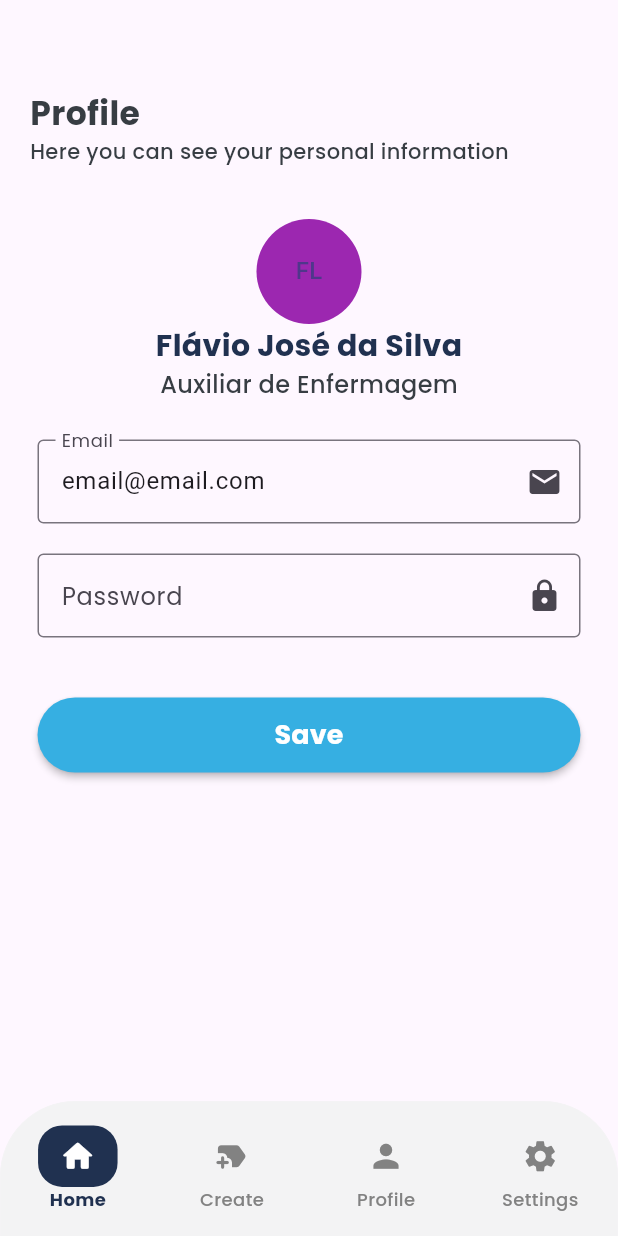
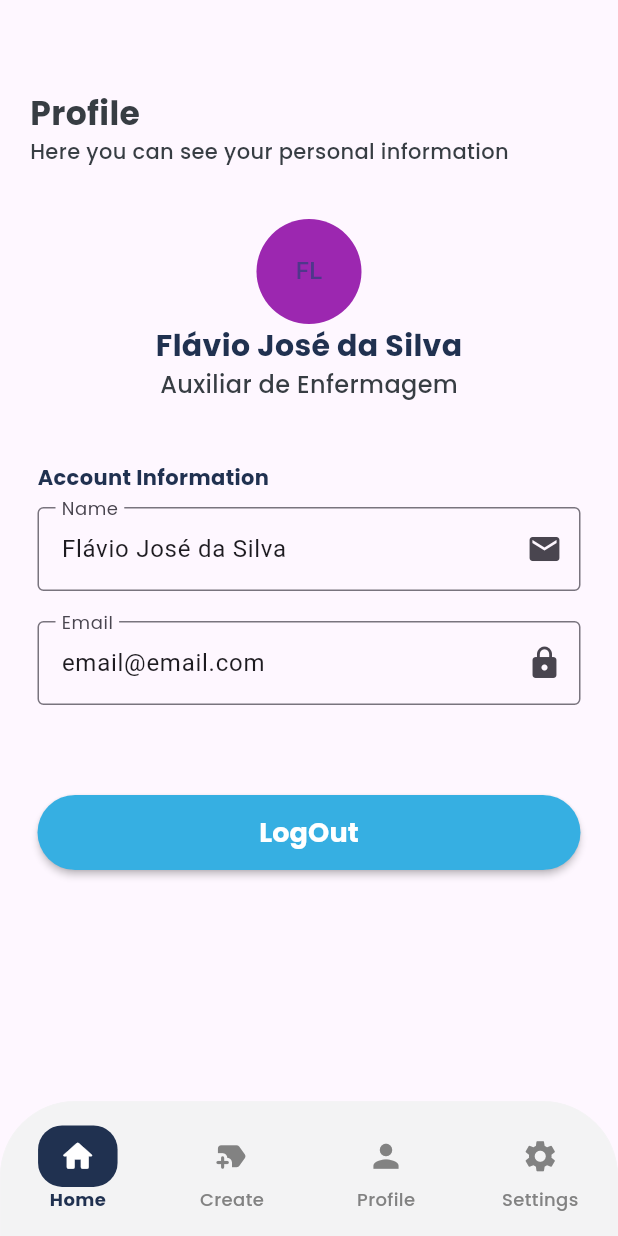
Before and after one commit to Inteli-College/2024-1B-T02-EC10-G04, a Flutter app: the ProfilePage screen opened by its route, on a phone screen of 412 x 824 dp. Run offline on Flutter 3.47's test engine with Material 3 defaults, Android fonts, the phone set to English and light mode, and no system bars; our stand-ins replace smooth_page_indicator.

Commit message:
feat: :sparkles: edit profile page and create settings page

```diff
--- a/mobile/lib/main.dart
+++ b/mobile/lib/main.dart
@@ -8,6 +8,7 @@ import 'package:mobile/pages/logo_page.dart';
 import 'package:mobile/pages/onboarding_page.dart';
 import 'package:mobile/pages/signup_page.dart';
 import 'package:mobile/pages/profile_page.dart';
+import 'package:mobile/pages/settings_page.dart';
 
 void main() {
   runApp(const HomeScreen());
@@ -34,7 +35,8 @@ class HomeScreen extends StatelessWidget {
           '/profile': (context) => const ProfilePage(
                 name: 'Flávio José da Silva',
                 role: 'Auxiliar de Enfermagem',
-                email: 'email@email.com',)
+                email: 'email@email.com',),
+          '/settings': (context) => const SettingsPage(),
         },
       ),
     );
--- a/mobile/lib/pages/profile_page.dart
+++ b/mobile/lib/pages/profile_page.dart
@@ -23,30 +23,10 @@ class ProfilePage extends StatefulWidget {
 }
 
 class _ProfilePageState extends State<ProfilePage> {
-  late TextEditingController _emailController = TextEditingController();
-  late TextEditingController _passwordController = TextEditingController();
-  bool _showContainer = false;
-
-  @override
-  void initState() {
-    super.initState();
-    _emailController = TextEditingController(text: widget.email);
-    _passwordController = TextEditingController();
-    _passwordController.addListener(_onTextChanged);
-  }
-
-  @override
-  void dispose() {
-    _emailController.dispose();
-    _passwordController.dispose();
-    super.dispose();
-  }
-
-  void _onTextChanged() {
-    setState(() {
-      _showContainer = _passwordController.text.isNotEmpty;
-    });
-  }
+  late TextEditingController _nameController =
+      TextEditingController(text: widget.name);
+  late TextEditingController _emailController =
+      TextEditingController(text: widget.email);
 
   @override
   Widget build(BuildContext context) {
@@ -83,7 +63,7 @@ class _ProfilePageState extends State<ProfilePage> {
                   )),
             ),
             Container(
-              padding: const  EdgeInsets.only(top: 20.0),
+              padding: const EdgeInsets.only(top: 20.0),
               child: Column(
                 children: [
                   const CircleAvatar(
@@ -110,68 +90,50 @@ class _ProfilePageState extends State<ProfilePage> {
                 ],
               ),
             ),
+            const Padding(
+              padding: const EdgeInsets.only(left: 25.0, top: 40.0),
+              child: Align(
+                alignment: Alignment.centerLeft,
+                child: Text(
+                  'Account Information',
+                  style: TextStyle(
+                    color: AppColors.primary,
+                    fontSize: 14,
+                    fontWeight: FontWeight.bold,
+                    fontFamily: 'Poppins',
+                  ),
+                ),
+              ),
+            ),
             Padding(
-              padding: const EdgeInsets.all(25.0),
+              padding:
+                  const EdgeInsets.only(left: 25.0, right: 25.0, top: 10.0),
               child: Column(
                 children: [
                   InputText(
+                    enabled: false,
                     icon: const Icon(Icons.email),
+                    label: 'Name',
+                    controller: _nameController,
+                  ),
+                  const SizedBox(height: 20.0),
+                  InputText(
+                    enabled: false,
+                    icon: const Icon(Icons.lock),
                     label: 'Email',
                     controller: _emailController,
                   ),
-                  const SizedBox(height: 20.0),
-                  InputText(
-                    icon: const Icon(Icons.lock),
-                    label: 'Password',
-                    controller: _passwordController,
-                  ),
-                  const SizedBox(height: 20.0),
-                  _showContainer
-                      ? Align(
-                          alignment: Alignment.centerLeft,
-                          child: Column(
-                            crossAxisAlignment: CrossAxisAlignment.start,
-                            children: [
-                              PasswordRule(
-                                expression: r'[A-Z]',
-                                label: '1 uppercase letter',
-                                text: _passwordController.text,
-                              ),
-                              PasswordRule(
-                                expression: r'[a-z]',
-                                label: '1 lowercase letter',
-                                text: _passwordController.text,
-                              ),
-                              PasswordRule(
-                                expression: r'[0-9]',
-                                label: '1 number',
-                                text: _passwordController.text,
-                              ),
-                              PasswordRule(
-                                expression: r'[!@#$%^&*(),.?":{}|<>]',
-                                label: '1 special character',
-                                text: _passwordController.text,
-                              ),
-                              PasswordRule(
-                                expression: r'^.{8,}$',
-                                label: '8 characters',
-                                text: _passwordController.text,
-                              ),
-                            ],
-                          ))
-                      : const SizedBox(),
-                      const SizedBox(height: 20.0),
-                      CustomButton(
-                        receivedColor: AppColors.secondary,
-                        isEnabled: true,
-                        label: 'Save',
-                        onPressed: () {},
-                      )
+                  const SizedBox(height: 60.0),
+                  CustomButton(
+                    receivedColor: AppColors.secondary,
+                    isEnabled: true,
+                    label: 'LogOut',
+                    onPressed: () {},
+                  )
                 ],
               ),
             )
           ],
         )));
   }
-
 }
--- a/mobile/lib/widgets/navbar.dart
+++ b/mobile/lib/widgets/navbar.dart
@@ -45,7 +45,7 @@ class NavBarContainer extends StatelessWidget {
                   icon: Icons.settings,
                   label: 'Settings',
                   index: 3,
-                  route: '/orders'),
+                  route: '/settings'),
             ]));
   }
 }
```
Also changed, not shown: mobile/lib/pages/settings_page.dart (added, +158 -0 lines), 1 other file.
